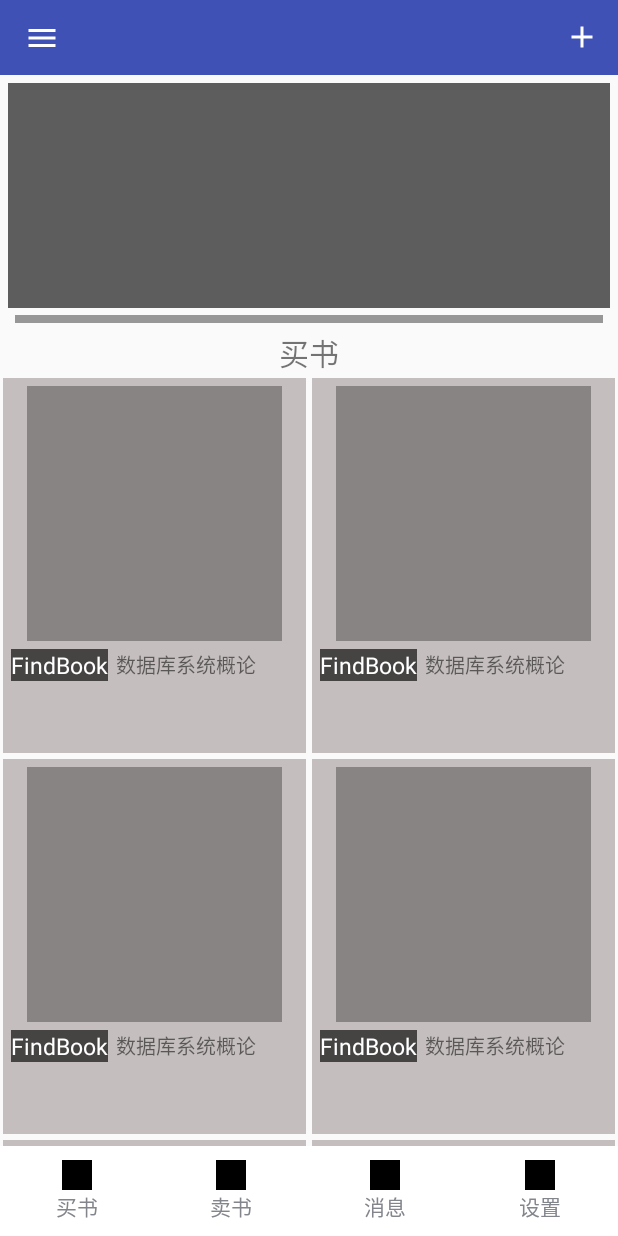
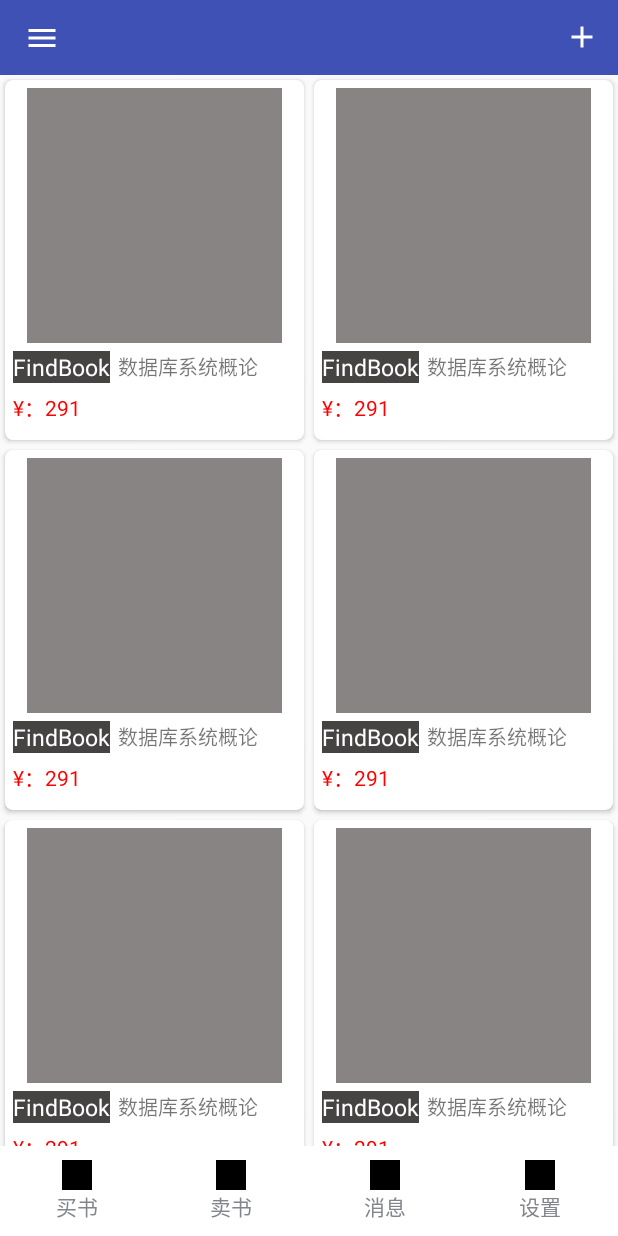
Before and after one commit to xieyipeng/BookRecycle, an Android app: the FragmentMainOne screen opened directly, with no data from a screen before it, on a phone screen of 412 x 824 dp. Run offline under Robolectric (Android 15) with nearby library versions, the phone set to English and light mode, and no system bars.

Commit message:
cardView,toolBar,侧边栏

```diff
--- a/app/build.gradle
+++ b/app/build.gradle
@@ -28,4 +28,5 @@ dependencies {
     implementation 'com.android.support:recyclerview-v7:26.1.0'
     implementation 'com.android.support:design:26.1.0'
     implementation 'de.hdodenhof:circleimageview:2.2.0'
+    implementation 'com.android.support:cardview-v7:26.1.0'
 }
--- a/app/src/main/java/com/example/englishplay/bookrecycle/MainActivity.java
+++ b/app/src/main/java/com/example/englishplay/bookrecycle/MainActivity.java
@@ -1,5 +1,6 @@
 package com.example.englishplay.bookrecycle;
 
+import android.content.Context;
 import android.graphics.Color;
 import android.os.Bundle;
 import android.support.annotation.NonNull;
@@ -59,6 +60,7 @@ public class MainActivity extends AppCompatActivity implements View.OnClickListe
     private TextView newsText;
     private TextView settingText;
 
+    public Context context=MainActivity.this;
     private DrawerLayout drawerLayout;
     private FragmentManager fragmentManager;
 
@@ -145,6 +147,7 @@ public class MainActivity extends AppCompatActivity implements View.OnClickListe
                 setTabSelection(1);
                 break;
             case R.id.news_layout:
+
                 setTabSelection(2);
                 break;
             case R.id.setting_layout:
--- a/app/src/main/java/com/example/englishplay/bookrecycle/adopter/BookAdopter.java
+++ b/app/src/main/java/com/example/englishplay/bookrecycle/adopter/BookAdopter.java
@@ -1,5 +1,6 @@
 package com.example.englishplay.bookrecycle.adopter;
 
+import android.content.Context;
 import android.content.Intent;
 import android.support.v7.widget.RecyclerView;
 import android.view.LayoutInflater;
@@ -14,20 +15,22 @@ import com.example.englishplay.bookrecycle.MainActivity;
 import com.example.englishplay.bookrecycle.R;
 import com.example.englishplay.bookrecycle.bean.Book;
 import com.example.englishplay.bookrecycle.buy_sell.BuyActivity;
+import com.example.englishplay.bookrecycle.tools.OnItemClickListener;
 
 import java.util.List;
 
 public class BookAdopter extends RecyclerView.Adapter<BookAdopter.ViewHolder> {
+    private List<Book> bookList;
 
-    public BookAdopter(List<Book> bookList){
-        this.bookList=bookList;
+    public BookAdopter(List<Book> bookList) {
+        this.bookList = bookList;
     }
 
-    private List<Book> bookList;
     @Override
     public ViewHolder onCreateViewHolder(final ViewGroup parent, int viewType) {
-        View view= LayoutInflater.from(parent.getContext()).inflate(R.layout.book_item,parent,false);
-        final ViewHolder holder=new ViewHolder(view);
+        View view = LayoutInflater.from(parent.getContext()).inflate(R.layout.book_item, parent, false);
+        final MainActivity mainActivity = new MainActivity();
+        final ViewHolder holder = new ViewHolder(view, mainActivity.context);
 //        holder.bookView.setOnClickListener(new View.OnClickListener() {
 //            @Override
 //            public void onClick(View v) {
@@ -46,22 +49,27 @@ public class BookAdopter extends RecyclerView.Adapter<BookAdopter.ViewHolder> {
 //                Toast.makeText(v.getContext(), "bookTextView", Toast.LENGTH_SHORT).show();
 //            }
 //        });
-        holder.recyclerView1.setOnClickListener(new View.OnClickListener() {
-            @Override
-            public void onClick(View v) {
-                int position = holder.getAdapterPosition();
-                Book book=bookList.get(position);
-                Intent toBuy=new Intent(parent.getContext(), BuyActivity.class);
-                toBuy.putExtra("book",book.getName());
-            }
-        });
         return holder;
     }
 
     @Override
-    public void onBindViewHolder(ViewHolder holder, int position) {
-        Book book=bookList.get(position);
+    public void onBindViewHolder(final ViewHolder holder, int position) {
+        Book book = bookList.get(position);
         holder.bookName.setText(book.getName());
+
+
+//        View itemView = ((RelativeLayout) holder.itemView).getChildAt(0);
+
+        View itemView =holder.itemView;
+        if (mOnItemClickListener != null) {
+            itemView.setOnClickListener(new View.OnClickListener() {
+                @Override
+                public void onClick(View v) {
+                    int position = holder.getLayoutPosition();
+                    mOnItemClickListener.onItemClick(holder.itemView, position);
+                }
+            });
+        }
     }
 
     @Override
@@ -69,18 +77,26 @@ public class BookAdopter extends RecyclerView.Adapter<BookAdopter.ViewHolder> {
         return bookList.size();
     }
 
+    private OnItemClickListener mOnItemClickListener;//声明接口
+
+    public void setOnItemClickListener(OnItemClickListener onItemClickListener) {
+        mOnItemClickListener = onItemClickListener;
+    }
+
+
     static class ViewHolder extends RecyclerView.ViewHolder {
 
-        RecyclerView recyclerView1;
-        View bookView;
         TextView bookName;
-        ImageView bookImageView;
-        public ViewHolder(View itemView) {
+//        RelativeLayout bookItem;
+//        View bookView;
+//        ImageView bookImageView;
+
+        public ViewHolder(View itemView, Context context) {
             super(itemView);
 //            bookView=itemView;
 //            bookImageView=itemView.findViewById(R.id.book_item_ImageView);
-//            bookName=itemView.findViewById(R.id.book_item_TextView);
-            recyclerView1=itemView.findViewById(R.id.one_recycleView);
+//            bookItem =itemView.findViewById(R.id.book_item);
+            bookName = itemView.findViewById(R.id.book_item_TextView);
         }
     }
 }
--- a/app/src/main/java/com/example/englishplay/bookrecycle/fragment/FragmentMainOne.java
+++ b/app/src/main/java/com/example/englishplay/bookrecycle/fragment/FragmentMainOne.java
@@ -1,28 +1,40 @@
 package com.example.englishplay.bookrecycle.fragment;
 
 import android.app.Application;
+import android.content.Context;
+import android.content.Intent;
 import android.os.Bundle;
 import android.support.annotation.Nullable;
 
 import android.support.v4.app.Fragment;
+import android.support.v4.view.GravityCompat;
 import android.support.v4.widget.SwipeRefreshLayout;
 import android.support.v7.widget.GridLayoutManager;
 import android.support.v7.widget.LinearLayoutManager;
 import android.support.v7.widget.RecyclerView;
+import android.util.Log;
 import android.view.LayoutInflater;
+import android.view.Menu;
+import android.view.MenuItem;
 import android.view.View;
 import android.view.ViewGroup;
 import android.widget.ImageView;
 import android.widget.LinearLayout;
+import android.widget.ListView;
 import android.widget.Toast;
 
+import com.example.englishplay.bookrecycle.MainActivity;
 import com.example.englishplay.bookrecycle.R;
 import com.example.englishplay.bookrecycle.adopter.BookAdopter;
 import com.example.englishplay.bookrecycle.bean.Book;
+import com.example.englishplay.bookrecycle.buy_sell.BuyActivity;
+import com.example.englishplay.bookrecycle.tools.OnItemClickListener;
 
 import java.util.ArrayList;
 import java.util.List;
 import java.util.Random;
+
+import static android.content.ContentValues.TAG;
 
 /**
  * Created by 解奕鹏 on 2018/5/16.
@@ -34,6 +46,8 @@ public class FragmentMainOne extends Fragment implements SwipeRefreshLayout.OnRe
     private SwipeRefreshLayout refreshLayout;
 //    public Application application;
     private RecyclerView oneRecycleView;
+    private BookAdopter bookAdopter;
+    private Context context=new MainActivity().context;
     private List<Book> bookList=new ArrayList<>();
 
     @Nullable
@@ -43,8 +57,8 @@ public class FragmentMainOne extends Fragment implements SwipeRefreshLayout.OnRe
 //        application=getActivity().getApplication();
         initBook();
         initViews();
+        initData();
         initClick();//点击事件写在Adopter里面
-        initData();
         return view;
     }
 
@@ -55,14 +69,22 @@ public class FragmentMainOne extends Fragment implements SwipeRefreshLayout.OnRe
         //设置RecyclerView的布局方式
         GridLayoutManager layoutManager=new GridLayoutManager(view.getContext(),2);//网格布局
         layoutManager.setOrientation(RecyclerView.VERTICAL);
-
-        BookAdopter bookAdopter = new BookAdopter(bookList);
+        bookAdopter=new BookAdopter(bookList);
         oneRecycleView.setLayoutManager(layoutManager);
         oneRecycleView.setAdapter(bookAdopter);
     }
 
+    /**
+     * item的点击事件
+     */
     private void initClick() {
-
+        bookAdopter.setOnItemClickListener(new OnItemClickListener() {
+            @Override
+            public void onItemClick(View view, int position) {
+                Intent intent=new Intent(view.getContext(), BuyActivity.class);
+                startActivity(intent);
+            }
+        });
     }
 
     private void initViews() {
--- a/app/src/main/java/com/example/englishplay/bookrecycle/login/logInActivity.java
+++ b/app/src/main/java/com/example/englishplay/bookrecycle/login/logInActivity.java
@@ -29,6 +29,7 @@ public class logInActivity extends AppCompatActivity {
             public void onClick(View v) {
                 Intent toLogin = new Intent(logInActivity.this, MainActivity.class);
                 startActivity(toLogin);
+                finish();
             }
         });
         signButton.setOnClickListener(new View.OnClickListener() {
--- /dev/null
+++ b/app/src/main/java/com/example/englishplay/bookrecycle/tools/OnItemClickListener.java
@@ -0,0 +1,7 @@
+package com.example.englishplay.bookrecycle.tools;
+
+import android.view.View;
+
+public interface OnItemClickListener {
+    void onItemClick(View view, int position);
+}
--- a/app/src/main/res/layout/activity_main.xml
+++ b/app/src/main/res/layout/activity_main.xml
@@ -1,7 +1,7 @@
 <android.support.v4.widget.DrawerLayout
-    android:id="@+id/main_drawerLayout"
     xmlns:android="http://schemas.android.com/apk/res/android"
     xmlns:app="http://schemas.android.com/apk/res-auto"
+    android:id="@+id/main_drawerLayout"
     android:layout_width="match_parent"
     android:layout_height="match_parent"
     android:orientation="vertical">
@@ -10,14 +10,14 @@
         android:layout_width="match_parent"
         android:layout_height="match_parent"
         android:orientation="vertical">
+
         <android.support.v7.widget.Toolbar
             android:id="@+id/main_toolBar"
             android:layout_width="match_parent"
             android:layout_height="50dp"
             android:background="#3F51B5"
             android:theme="@style/ThemeOverlay.AppCompat.Dark.ActionBar"
-            app:popupTheme="@style/ThemeOverlay.AppCompat.Light"/>
-
+            app:popupTheme="@style/ThemeOverlay.AppCompat.Light" />
 
         <FrameLayout
             android:id="@+id/content"
@@ -146,8 +146,12 @@
                         android:text="设置"
                         android:textColor="#82858b" />
                 </LinearLayout>
+
+
             </RelativeLayout>
+
         </LinearLayout>
+
     </LinearLayout>
 
     <android.support.design.widget.NavigationView
@@ -155,8 +159,8 @@
         android:layout_width="match_parent"
         android:layout_height="match_parent"
         android:layout_gravity="start"
-        app:menu="@menu/nav_menu"
-        app:headerLayout="@layout/nav_header">
+        app:headerLayout="@layout/nav_header"
+        app:menu="@menu/nav_menu">
 
     </android.support.design.widget.NavigationView>
 
--- a/app/src/main/res/layout/book_item.xml
+++ b/app/src/main/res/layout/book_item.xml
@@ -1,11 +1,16 @@
 <?xml version="1.0" encoding="utf-8"?>
-<RelativeLayout
-    android:id="@+id/book_item"
+<android.support.v7.widget.CardView android:id="@+id/book_item"
     xmlns:android="http://schemas.android.com/apk/res/android"
     android:layout_width="match_parent"
     android:background="#c4bebe"
-    android:layout_height="250dp"
-    android:layout_margin="2dp">
+    android:layout_height="240dp"
+    android:layout_margin="3dp"
+    app:cardCornerRadius="5dp"
+    xmlns:app="http://schemas.android.com/apk/res-auto">
+
+    <RelativeLayout
+        android:layout_width="match_parent"
+        android:layout_height="match_parent">
 
         <ImageView
             android:id="@+id/book_item_ImageView"
@@ -37,7 +42,6 @@
             android:layout_above="@+id/book_item_TextView"
             android:layout_below="@+id/book_item_ImageView"
             android:layout_marginLeft="75dp"
-        android:layout_marginBottom="1dp"
             android:maxEms="6"
             android:singleLine="true"
             android:ellipsize="end"
@@ -47,9 +51,12 @@
         <TextView
             android:id="@+id/book_item_TextView"
             android:layout_width="match_parent"
-        android:layout_height="40dp"
+            android:layout_height="wrap_content"
+            android:layout_below="@+id/book_item_FindBook"
             android:textColor="#ff0000"
             android:layout_alignParentBottom="true"
             android:layout_margin="5dp" />
 
     </RelativeLayout>
+
+</android.support.v7.widget.CardView>
--- a/app/src/main/res/layout/fragment_main_one.xml
+++ b/app/src/main/res/layout/fragment_main_one.xml
@@ -1,5 +1,5 @@
 <?xml version="1.0" encoding="utf-8"?>
-<RelativeLayout
+<android.support.design.widget.CoordinatorLayout
     xmlns:android="http://schemas.android.com/apk/res/android"
     android:layout_width="match_parent"
     android:layout_height="match_parent">
@@ -15,37 +15,10 @@
             android:layout_centerInParent="true"
             android:orientation="vertical">
 
-            <ImageView
-                android:layout_width="match_parent"
-                android:layout_height="150dp"
-                android:background="#5e5d5d"
-                android:layout_margin="5dp"/>
-
-            <ImageView
-                android:layout_width="match_parent"
-                android:layout_height="5dp"
-                android:layout_marginBottom="10dp"
-                android:layout_marginLeft="10dp"
-                android:layout_marginRight="10dp"
-                android:layout_marginTop="160dp"
-                android:background="#979797" />
-
-            <TextView
-                android:layout_width="wrap_content"
-                android:layout_height="wrap_content"
-                android:layout_centerHorizontal="true"
-                android:layout_gravity="center_horizontal"
-                android:layout_marginTop="160dp"
-                android:padding="10dp"
-                android:text="买书"
-                android:textSize="20sp" />
-
-
             <android.support.v7.widget.RecyclerView
                 android:id="@+id/one_recycleView"
                 android:layout_width="match_parent"
-                android:layout_height="match_parent"
-                android:layout_marginTop="200dp">
+                android:layout_height="match_parent">
 
             </android.support.v7.widget.RecyclerView>
 
@@ -53,11 +26,4 @@
 
     </android.support.v4.widget.SwipeRefreshLayout>
 
-    <!--<TextView-->
-        <!--android:layout_width="wrap_content"-->
-        <!--android:layout_height="wrap_content"-->
-        <!--android:layout_alignParentBottom="true"-->
-        <!--android:layout_centerHorizontal="true"-->
-        <!--android:text="我也是有底的(￣▽￣)"/>-->
-
-</RelativeLayout>
+</android.support.design.widget.CoordinatorLayout>
--- /dev/null
+++ b/app/src/main/res/layout/tool_bar.xml
@@ -0,0 +1,9 @@
+<?xml version="1.0" encoding="utf-8"?>
+<LinearLayout xmlns:android="http://schemas.android.com/apk/res/android"
+    android:layout_width="match_parent"
+    android:layout_height="match_parent"
+    android:orientation="vertical"
+    xmlns:app="http://schemas.android.com/apk/res-auto">
+
+
+</LinearLayout>
```
Lines whose indentation alone changed are shown as unchanged.
